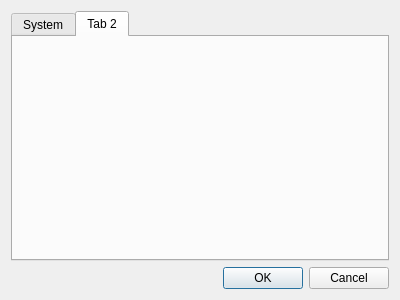
HaukeBartsch/ImageSegmentationEditor, file source/preferences.ui: the form before one commit.
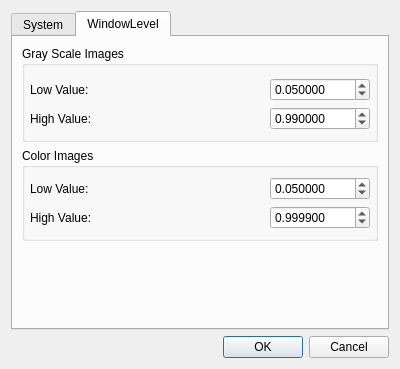
The form after the commit. The open tabs and pages were chosen to show the change.

Diff of the .ui file:
```diff
--- a/source/preferences.ui
+++ b/source/preferences.ui
@@ -7,7 +7,7 @@
     <x>0</x>
     <y>0</y>
     <width>400</width>
-    <height>300</height>
+    <height>369</height>
    </rect>
   </property>
   <property name="windowTitle">
@@ -165,8 +165,249 @@
      </widget>
      <widget class="QWidget" name="tab_2">
       <attribute name="title">
-       <string>Tab 2</string>
+       <string>WindowLevel</string>
       </attribute>
+      <layout class="QVBoxLayout" name="verticalLayout_3">
+       <item>
+        <widget class="QGroupBox" name="groupBox">
+         <property name="title">
+          <string>Gray Scale Images</string>
+         </property>
+         <layout class="QGridLayout" name="gridLayout">
+          <property name="leftMargin">
+           <number>5</number>
+          </property>
+          <property name="topMargin">
+           <number>12</number>
+          </property>
+          <property name="rightMargin">
+           <number>5</number>
+          </property>
+          <item row="1" column="0">
+           <layout class="QHBoxLayout" name="horizontalLayout_5">
+            <item>
+             <widget class="QLabel" name="label_5">
+              <property name="text">
+               <string>High Value:</string>
+              </property>
+             </widget>
+            </item>
+            <item>
+             <spacer name="horizontalSpacer_5">
+              <property name="orientation">
+               <enum>Qt::Horizontal</enum>
+              </property>
+              <property name="sizeHint" stdset="0">
+               <size>
+                <width>18</width>
+                <height>20</height>
+               </size>
+              </property>
+             </spacer>
+            </item>
+            <item>
+             <widget class="QDoubleSpinBox" name="GrayHighValue">
+              <property name="minimumSize">
+               <size>
+                <width>100</width>
+                <height>0</height>
+               </size>
+              </property>
+              <property name="decimals">
+               <number>6</number>
+              </property>
+              <property name="maximum">
+               <double>1.000000000000000</double>
+              </property>
+              <property name="singleStep">
+               <double>0.010000000000000</double>
+              </property>
+              <property name="value">
+               <double>0.990000000000000</double>
+              </property>
+             </widget>
+            </item>
+           </layout>
+          </item>
+          <item row="0" column="0">
+           <layout class="QHBoxLayout" name="horizontalLayout_4">
+            <item>
+             <widget class="QLabel" name="label_4">
+              <property name="text">
+               <string>Low Value:</string>
+              </property>
+             </widget>
+            </item>
+            <item>
+             <spacer name="horizontalSpacer_4">
+              <property name="orientation">
+               <enum>Qt::Horizontal</enum>
+              </property>
+              <property name="sizeHint" stdset="0">
+               <size>
+                <width>18</width>
+                <height>20</height>
+               </size>
+              </property>
+             </spacer>
+            </item>
+            <item>
+             <widget class="QDoubleSpinBox" name="GrayLowValue">
+              <property name="minimumSize">
+               <size>
+                <width>100</width>
+                <height>0</height>
+               </size>
+              </property>
+              <property name="baseSize">
+               <size>
+                <width>0</width>
+                <height>0</height>
+               </size>
+              </property>
+              <property name="toolTip">
+               <string>Value between 0 and 1 that describes the initial darkness of the image display. Higher values will make background appear darker.</string>
+              </property>
+              <property name="decimals">
+               <number>6</number>
+              </property>
+              <property name="maximum">
+               <double>1.000000000000000</double>
+              </property>
+              <property name="singleStep">
+               <double>0.010000000000000</double>
+              </property>
+              <property name="value">
+               <double>0.050000000000000</double>
+              </property>
+             </widget>
+            </item>
+           </layout>
+          </item>
+         </layout>
+        </widget>
+       </item>
+       <item>
+        <widget class="QGroupBox" name="groupBox_2">
+         <property name="title">
+          <string>Color Images</string>
+         </property>
+         <layout class="QGridLayout" name="gridLayout_2">
+          <property name="leftMargin">
+           <number>5</number>
+          </property>
+          <property name="rightMargin">
+           <number>5</number>
+          </property>
+          <item row="0" column="0">
+           <layout class="QHBoxLayout" name="horizontalLayout_6">
+            <item>
+             <widget class="QLabel" name="label_6">
+              <property name="text">
+               <string>Low Value:</string>
+              </property>
+             </widget>
+            </item>
+            <item>
+             <spacer name="horizontalSpacer_6">
+              <property name="orientation">
+               <enum>Qt::Horizontal</enum>
+              </property>
+              <property name="sizeHint" stdset="0">
+               <size>
+                <width>18</width>
+                <height>20</height>
+               </size>
+              </property>
+             </spacer>
+            </item>
+            <item>
+             <widget class="QDoubleSpinBox" name="ColorLowValue">
+              <property name="minimumSize">
+               <size>
+                <width>100</width>
+                <height>0</height>
+               </size>
+              </property>
+              <property name="decimals">
+               <number>6</number>
+              </property>
+              <property name="maximum">
+               <double>1.000000000000000</double>
+              </property>
+              <property name="singleStep">
+               <double>0.010000000000000</double>
+              </property>
+              <property name="value">
+               <double>0.050000000000000</double>
+              </property>
+             </widget>
+            </item>
+           </layout>
+          </item>
+          <item row="1" column="0">
+           <layout class="QHBoxLayout" name="horizontalLayout_7">
+            <item>
+             <widget class="QLabel" name="label_7">
+              <property name="text">
+               <string>High Value:</string>
+              </property>
+             </widget>
+            </item>
+            <item>
+             <spacer name="horizontalSpacer_7">
+              <property name="orientation">
+               <enum>Qt::Horizontal</enum>
+              </property>
+              <property name="sizeHint" stdset="0">
+               <size>
+                <width>18</width>
+                <height>20</height>
+               </size>
+              </property>
+             </spacer>
+            </item>
+            <item>
+             <widget class="QDoubleSpinBox" name="ColorHighValue">
+              <property name="minimumSize">
+               <size>
+                <width>100</width>
+                <height>0</height>
+               </size>
+              </property>
+              <property name="decimals">
+               <number>6</number>
+              </property>
+              <property name="maximum">
+               <double>1.000000000000000</double>
+              </property>
+              <property name="singleStep">
+               <double>0.010000000000000</double>
+              </property>
+              <property name="value">
+               <double>0.999900000000000</double>
+              </property>
+             </widget>
+            </item>
+           </layout>
+          </item>
+         </layout>
+        </widget>
+       </item>
+       <item>
+        <spacer name="verticalSpacer_2">
+         <property name="orientation">
+          <enum>Qt::Vertical</enum>
+         </property>
+         <property name="sizeHint" stdset="0">
+          <size>
+           <width>20</width>
+           <height>18</height>
+          </size>
+         </property>
+        </spacer>
+       </item>
+      </layout>
      </widget>
     </widget>
    </item>
```
Left out of the diff: 17 changed lines with no effect on the pictures.
